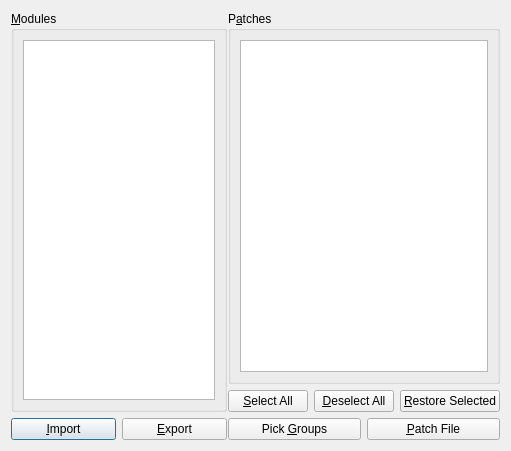
x64dbg/x64dbg, file src/gui/Src/Gui/PatchDialog.ui: the form before one commit.
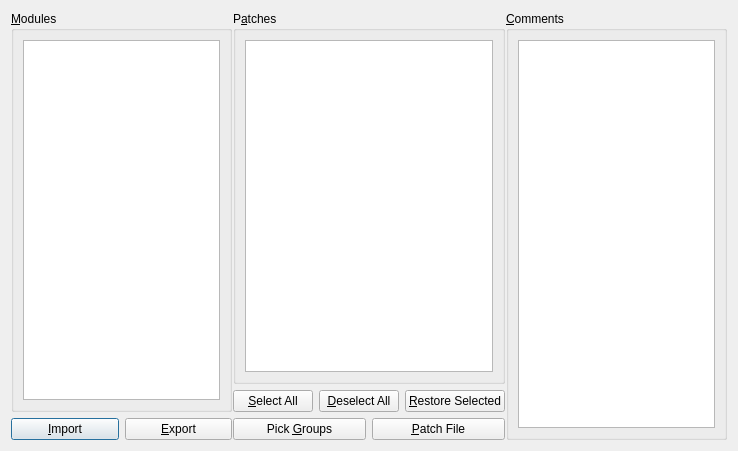
The form after the commit. Icons and pictures are not drawn.

Commit message: Add support for patch comments

The edit to the form file:
```diff
--- a/src/gui/Src/Gui/PatchDialog.ui
+++ b/src/gui/Src/Gui/PatchDialog.ui
@@ -6,7 +6,7 @@
    <rect>
     <x>0</x>
     <y>0</y>
-    <width>511</width>
+    <width>738</width>
     <height>451</height>
    </rect>
   </property>
@@ -140,6 +140,26 @@
        </item>
       </layout>
      </widget>
+     <widget class="QWidget" name="verticalLayoutWidget">
+      <layout class="QVBoxLayout" name="layoutComments">
+       <item>
+        <widget class="QGroupBox" name="groupComments">
+         <property name="title">
+          <string>&amp;Comments</string>
+         </property>
+         <layout class="QVBoxLayout" name="verticalLayout_2">
+          <item>
+           <widget class="QTextEdit" name="txtComment">
+            <property name="sizeAdjustPolicy">
+             <enum>QAbstractScrollArea::SizeAdjustPolicy::AdjustIgnored</enum>
+            </property>
+           </widget>
+          </item>
+         </layout>
+        </widget>
+       </item>
+      </layout>
+     </widget>
     </widget>
    </item>
   </layout>
```
Left out of the diff: 2 changed lines with no effect on the pictures. The commit also changes 2 other files.
